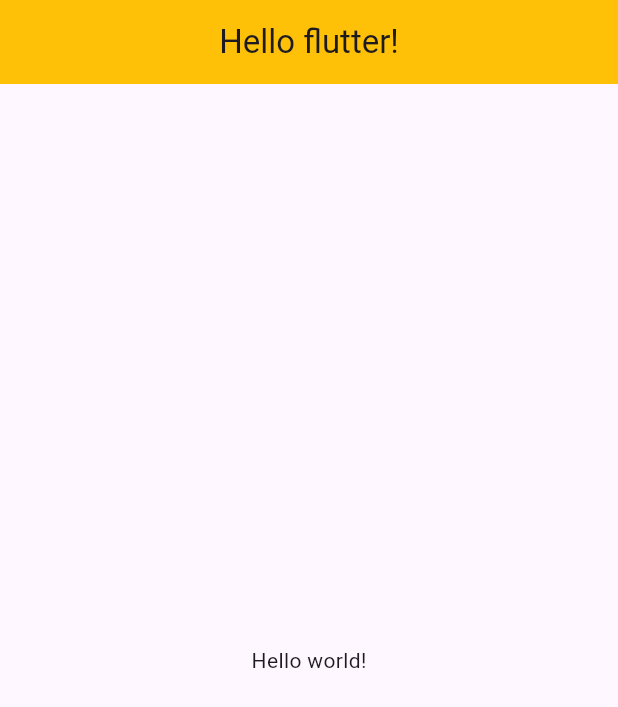
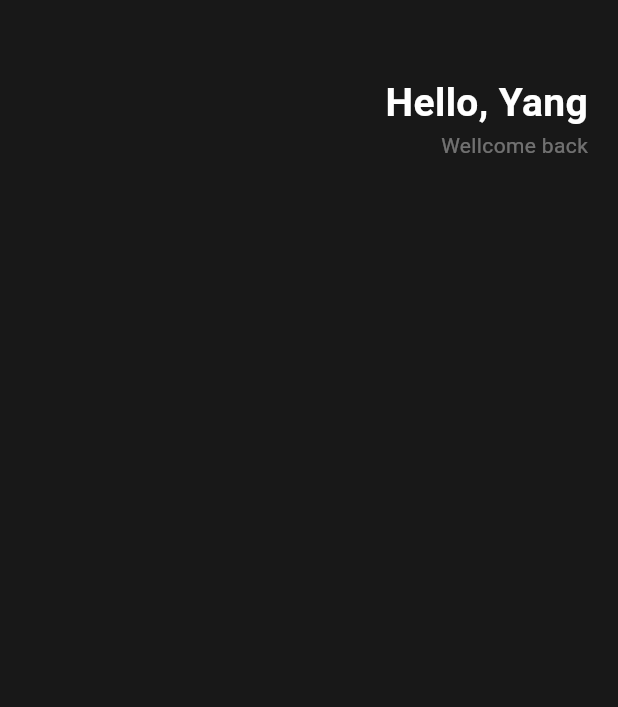
Before and after one commit to 313yang/toonflix, a Flutter app: the screen it shows after launch, on a phone screen of 412 x 824 dp. Shown: the top 707 px of the screen. Run offline on Flutter 3.47's test engine with Material 3 defaults, Android fonts, the phone set to English and light mode, and no system bars; Roboto replaces fonts that are missing (Pretendard).

Commit message:
feat: Add font, header ui

```diff
--- a/lib/main.dart
+++ b/lib/main.dart
@@ -9,17 +9,47 @@ class App extends StatelessWidget {
 
   @override
   Widget build(BuildContext context) {
-    return MaterialApp(
+    return const MaterialApp(
       home: Scaffold(
-        appBar: AppBar(
-          title: const Text('Hello flutter!'),
-          centerTitle: true,
-          backgroundColor: Colors.amber,
-        ),
-        body: const Center(
-          child: Text('Hello world!'),
-        ),
-      ),
+          backgroundColor: Color(0xFF181818),
+          body: Padding(
+            padding: EdgeInsets.symmetric(
+              horizontal: 20,
+            ),
+            child: Column(
+              children: [
+                SizedBox(
+                  height: 50,
+                ),
+                Row(
+                  mainAxisAlignment: MainAxisAlignment.end,
+                  children: [
+                    Column(
+                      crossAxisAlignment: CrossAxisAlignment.end,
+                      children: [
+                        Text(
+                          "Hello, Yang",
+                          style: TextStyle(
+                            color: Colors.white,
+                            fontSize: 26,
+                            fontFamily: "Pretendard",
+                            fontWeight: FontWeight.w700,
+                          ),
+                        ),
+                        Text(
+                          "Wellcome back",
+                          style: TextStyle(
+                            fontFamily: "Pretendard",
+                            color: Colors.white38,
+                          ),
+                        ),
+                      ],
+                    )
+                  ],
+                )
+              ],
+            ),
+          )),
     );
   }
 }
```
Also changed, not shown: pubspec.yaml (+23 -5 lines), 10 other files.
